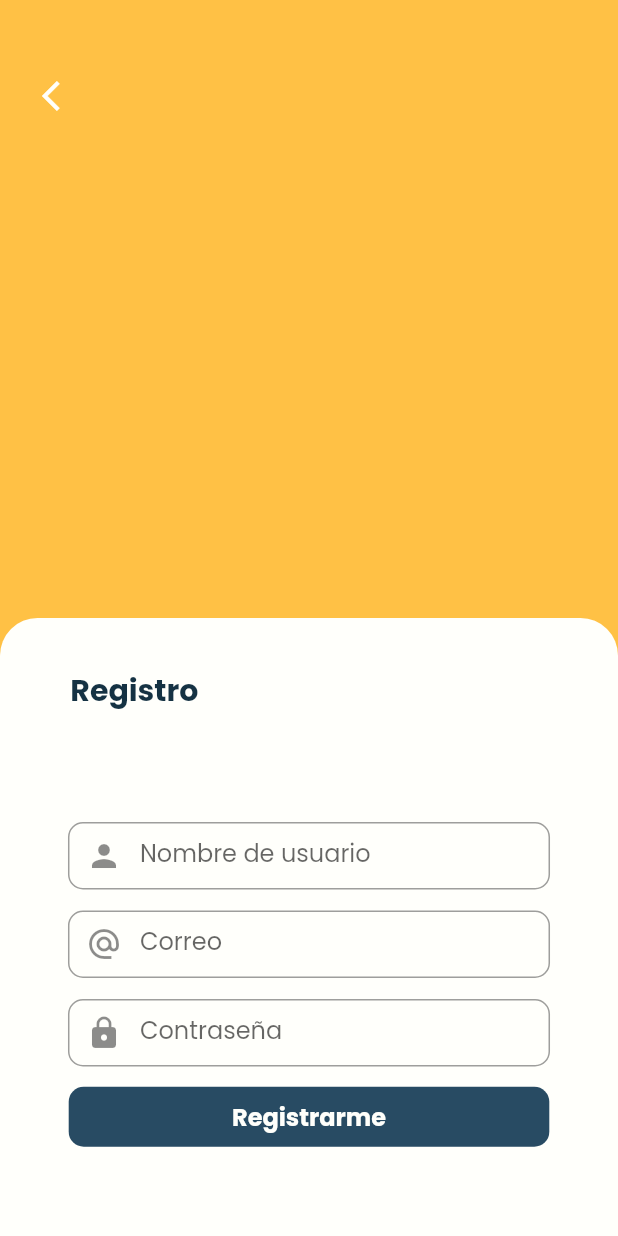
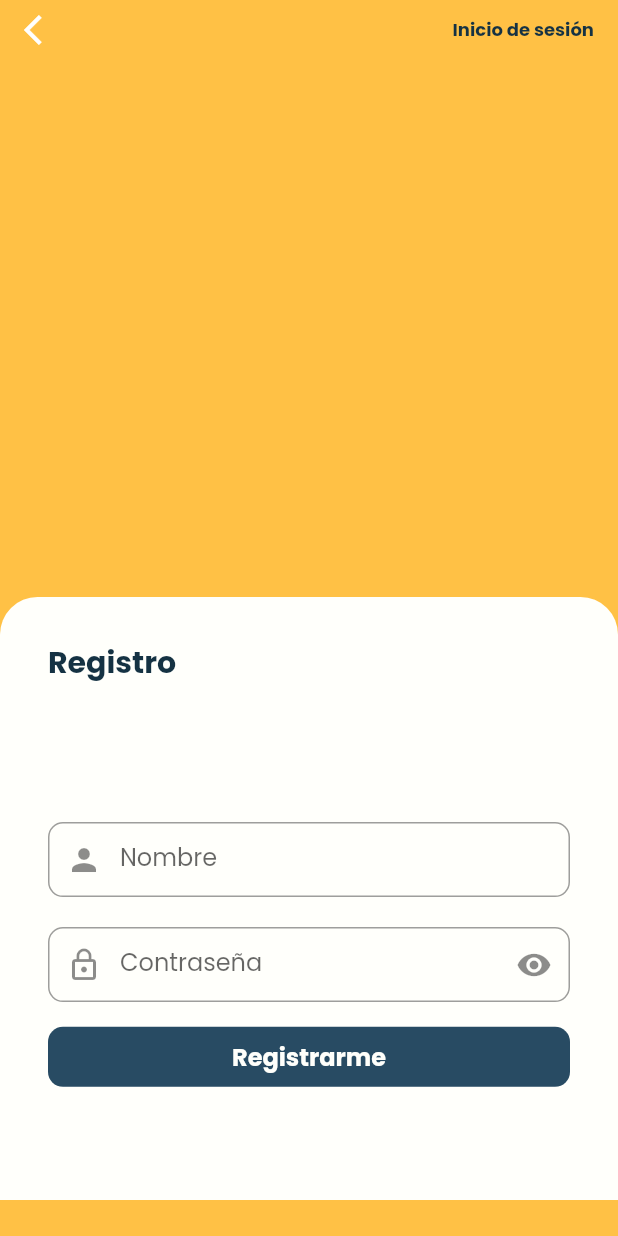
Before and after one commit to jManuel025/intercambio_f, a Flutter app: the RegisterPage screen opened by its route, on a phone screen of 412 x 824 dp. Run offline on Flutter 3.47's test engine with Material 2 defaults, Android fonts, the light colour scheme and no system bars.

Commit message:
Codigo de login, register, welcome y list refactorizado

```diff
--- a/lib/src/pages/register_page.dart
+++ b/lib/src/pages/register_page.dart
@@ -1,26 +1,40 @@
 import 'package:flutter/material.dart';
 import 'package:intercambio_f/src/utils/custom_widgets.dart';
 
-class RegisterPage extends StatelessWidget {
+class RegisterPage extends StatefulWidget {
+  @override
+  _RegisterPageState createState() => _RegisterPageState();
+}
+
+class _RegisterPageState extends State<RegisterPage> {
+  bool obscure = true;
   @override
   Widget build(BuildContext context) {
     final size = MediaQuery.of(context).size;
     return Scaffold(
+      appBar: AppBar(
+        backgroundColor: primary,
+        leading: IconButton(
+          icon: Icon(Icons.arrow_back_ios),
+          onPressed: () => Navigator.pushNamed(context, 'welcome'),
+        ),
+        elevation: 0.0,
+        toolbarHeight: 40.0,
+        actions: [
+          flatButton(
+              'Inicio de sesión', () => Navigator.pushNamed(context, 'login'))
+        ],
+      ),
+      backgroundColor: primary,
       body: Stack(
         children: [
-          // Fondo
-          Container(
-            color: primary,
-          ),
           // Contenedor inferior
           SingleChildScrollView(
             child: Container(
-              padding: EdgeInsets.only(left: 16, right: 16, top: 20),
-              height: size.height * 0.50,
-              width: double.infinity,
-              margin: _keyboardIsVisible(context)
-                  ? EdgeInsets.only(top: size.height * 0.25)
-                  : EdgeInsets.only(top: size.height * 0.50),
+              padding: EdgeInsets.only(left: 32, right: 32, top: 16),
+              height: size.height * 0.50 - 10.0,
+              width: double.maxFinite,
+              margin: EdgeInsets.only(top: (size.height * 0.50) - 54.0),
               decoration: BoxDecoration(
                 borderRadius: BorderRadius.only(
                     topLeft: Radius.circular(25.0),
@@ -33,34 +47,25 @@ class RegisterPage extends StatelessWidget {
                   Expanded(
                     flex: 1,
                     child: Container(
-                      padding:
-                          EdgeInsets.symmetric(horizontal: size.width * 0.075),
-                      width: double.infinity,
-                      height: (size.height * 0.10),
-                      child: Column(
-                        mainAxisAlignment: MainAxisAlignment.center,
-                        crossAxisAlignment: CrossAxisAlignment.start,
-                        children: [
-                          title('Registro', accentDarken),
-                        ],
-                      ),
+                      width: double.maxFinite,
+                      alignment: Alignment.centerLeft,
+                      child: title('Registro', accentDarken),
                     ),
                   ),
                   // Botones e inputs
                   Expanded(
                     flex: 6,
                     child: Container(
-                      width: double.infinity,
-                      height: (size.height * 0.45) - 25.0,
+                      width: double.maxFinite,
                       child: Column(
                         mainAxisAlignment: MainAxisAlignment.center,
                         children: [
-                          inputText('Nombre de usuario', size, false,
-                              Icon(Icons.person)),
-                          inputText('Correo', size, true,
-                              Icon(Icons.alternate_email)),
-                          inputText('Contraseña', size, true, Icon(Icons.lock)),
-                          primaryButton('Registrarme', size, context, 'login'),
+                          inputText('Nombre', size, false, Icon(Icons.person)),
+                          passwordInput(obscure),
+                          primaryButton(
+                            'Registrarme',
+                            () => registro(context),
+                          ),
                         ],
                       ),
                     ),
@@ -69,24 +74,43 @@ class RegisterPage extends StatelessWidget {
               ),
             ),
           ),
-          // Botton regreso
-          Container(
-            margin: EdgeInsets.only(top: 40.0, left: 16.0),
-            child: IconButton(
-              icon: Icon(
-                Icons.arrow_back_ios,
-                color: secondary,
-              ),
-              onPressed: () => Navigator.pop(context),
-            ),
-          ),
         ],
       ),
     );
   }
 
-  // Detecta si es visible el teclado
   bool _keyboardIsVisible(BuildContext context) {
     return !(MediaQuery.of(context).viewInsets.bottom == 0.0);
   }
+
+  Widget passwordInput(bool oscure) {
+    return Container(
+      margin: EdgeInsets.symmetric(vertical: 10.0),
+      height: 50.0,
+      child: TextFormField(
+        cursorColor: accentDarken,
+        obscureText: oscure,
+        decoration: InputDecoration(
+          border: OutlineInputBorder(
+            borderRadius: BorderRadius.circular(10.0),
+          ),
+          labelText: 'Contraseña',
+          prefixIcon: Icon(Icons.lock_outline),
+          suffixIcon: IconButton(
+              icon: Icon(
+                obscure ? Icons.visibility : Icons.visibility_off,
+              ),
+              onPressed: () {
+                setState(() {
+                  obscure = !obscure;
+                });
+              }),
+        ),
+      ),
+    );
+  }
+
+  void registro(BuildContext context) {
+    Navigator.pushNamedAndRemoveUntil(context, 'inter', (route) => false);
+  }
 }
--- a/lib/src/utils/custom_widgets.dart
+++ b/lib/src/utils/custom_widgets.dart
@@ -8,7 +8,7 @@ final accent = Color.fromRGBO(40, 75, 99, 1);
 final accentDarken = Color.fromRGBO(21, 50, 67, 1);
 
 // Titulos
-Widget title(String texto, Color color) {
+Text title(String texto, Color color) {
   return Text(
     texto,
     style: TextStyle(fontSize: 20.0, fontWeight: FontWeight.bold, color: color),
@@ -16,7 +16,7 @@ Widget title(String texto, Color color) {
 }
 
 // Parrafos
-Widget paragraph(String texto, bool negrita, Color color) {
+Text paragraph(String texto, bool negrita, Color color) {
   return Text(
     texto,
     style: TextStyle(
@@ -28,7 +28,7 @@ Widget paragraph(String texto, bool negrita, Color color) {
 }
 
 // Notas
-Widget note(String texto, bool negrita, Color color) {
+Text note(String texto, bool negrita, Color color) {
   return Text(
     texto,
     style: TextStyle(
@@ -39,21 +39,19 @@ Widget note(String texto, bool negrita, Color color) {
 }
 
 // Botón primario
-Widget primaryButton(
-    String texto, Size size, BuildContext context, String routeName) {
+Padding primaryButton(String texto, Function onPressed) {
   return Padding(
     padding: EdgeInsets.symmetric(vertical: 2.5),
     child: RaisedButton(
       color: accent,
       elevation: 0.0,
       hoverElevation: 0.0,
-      onPressed: () => Navigator.pushNamed(context, routeName),
+      onPressed: onPressed,
       shape: RoundedRectangleBorder(
         borderRadius: BorderRadius.circular(10.0),
       ),
       child: Container(
         child: paragraph(texto, true, secondary),
-        width: size.width * 0.70,
         height: 40.0,
         alignment: Alignment.center,
       ),
@@ -62,21 +60,19 @@ Widget primaryButton(
 }
 
 // Botón secundario
-Widget secondaryButton(
-    String texto, Size size, BuildContext context, String routeName) {
+Padding secondaryButton(String texto, Function onPressed) {
   return Padding(
     padding: EdgeInsets.symmetric(vertical: 2.5),
     child: RaisedButton(
       color: secondaryDarken,
       elevation: 0.0,
       hoverElevation: 0.0,
-      onPressed: () => Navigator.pushNamed(context, routeName),
+      onPressed: onPressed,
       shape: RoundedRectangleBorder(
         borderRadius: BorderRadius.circular(10.0),
       ),
       child: Container(
         child: paragraph(texto, true, accentDarken),
-        width: size.width * 0.70,
         height: 40.0,
         alignment: Alignment.center,
       ),
@@ -85,26 +81,29 @@ Widget secondaryButton(
 }
 
 // Boton plano
-Widget flatButton(
-    String texto, Size size, BuildContext context, String routeName) {
+FlatButton flatButton(String texto, Function onPressed) {
   return FlatButton(
-      onPressed: () => Navigator.pushNamed(context, routeName),
-      child: Container(
-          alignment: Alignment.center,
-          width: size.width * 0.70,
-          child: note(texto, true, accentDarken)));
+    onPressed: onPressed,
+    child: Container(
+      alignment: Alignment.center,
+      child: note(
+        texto,
+        true,
+        accentDarken,
+      ),
+    ),
+  );
 }
 
 // Input
 Widget inputText(String texto, Size size, bool obscure, Icon icon) {
   return Container(
-    margin: EdgeInsets.symmetric(vertical: 7.0),
-    width: size.width * 0.78,
-    height: 45.0,
+    margin: EdgeInsets.symmetric(vertical: 10.0),
+    height: 50.0,
     child: TextFormField(
+      cursorColor: accentDarken,
       obscureText: obscure,
       decoration: InputDecoration(
-        contentPadding: EdgeInsets.symmetric(vertical: 0.0, horizontal: 20.0),
         labelText: texto,
         prefixIcon: icon,
         border: OutlineInputBorder(
```
Also changed, not shown: lib/src/app.dart (+7 -1 lines), lib/src/pages/create_page.dart (+104 -7 lines), lib/src/pages/interdetail_page.dart (+14 -16 lines), lib/src/pages/interlist_page.dart (+42 -44 lines), lib/src/pages/login_page.dart (+66 -44 lines), lib/src/pages/welcome_page.dart (+38 -25 lines).
